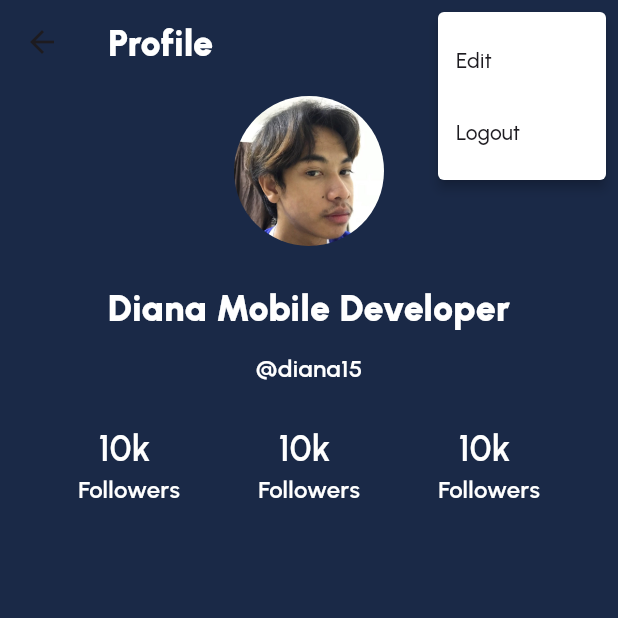
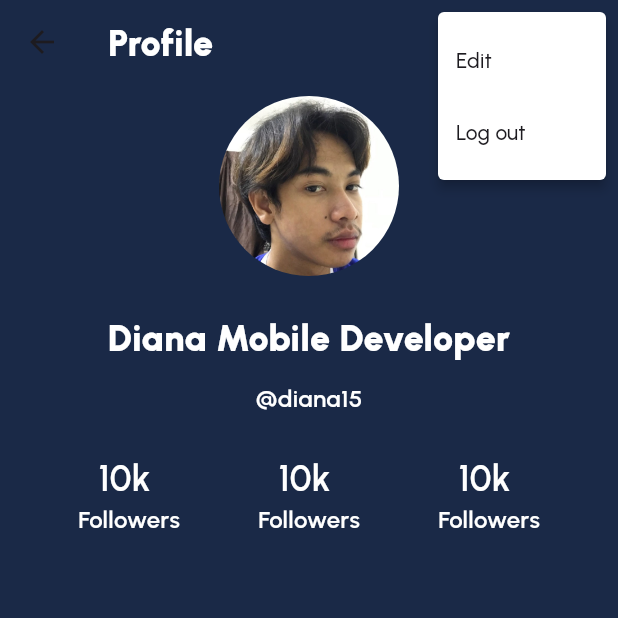
Before and after one commit to Dianagit168/Learn_Flutter, a Flutter app: the UserPage screen opened directly, after a tap on the "more vert" icon, on a phone screen of 412 x 824 dp, the top half of it. Run offline on Flutter 3.47's test engine with Material 3 defaults, Android fonts, the phone set to English and light mode, and no system bars.

Commit message:
Fifth hour learning

```diff
--- a/lib/Component/post_item.dart
+++ b/lib/Component/post_item.dart
@@ -1,4 +1,5 @@
 import 'package:flutter/material.dart';
+import 'package:flutter_learning/config/app_icon.dart';
 import 'package:flutter_learning/style/app_text.dart';
 
 class PostItem extends StatelessWidget {
@@ -15,7 +16,7 @@ class PostItem extends StatelessWidget {
             children: [
               ClipOval(
                 child: Image.asset(
-                  'assets/images/profile.png',
+                  AppIcons.imLongHair,
                   height: 45,
                   width: 45,
                   fit: BoxFit.cover,
@@ -34,10 +35,9 @@ class PostItem extends StatelessWidget {
             height: 12,
           ),
           Image.asset(
-            'assets/images/prongery.jpeg',
+            AppIcons.imProngery,
             width: double.infinity,
             fit: BoxFit.cover,
-
           ),
           const SizedBox(
             height: 12,
--- a/lib/Component/tool_bar.dart
+++ b/lib/Component/tool_bar.dart
@@ -11,13 +11,9 @@ class ToolBar extends StatelessWidget implements PreferredSizeWidget {
   Widget build(BuildContext context) {
     return AppBar(
       backgroundColor: AppColors.background,
-      title: Text(
-        title!,
-        style: AppText.header1
-      ),
+      title: Text(title!, style: AppText.header1),
       centerTitle: false,
       actions: action,
-
     );
   }
 
--- /dev/null
+++ b/lib/Component/user_avata.dart
@@ -0,0 +1,19 @@
+import 'package:flutter/material.dart';
+import 'package:flutter_learning/config/app_icon.dart';
+
+class UserAvata extends StatelessWidget {
+  final double size;
+  const UserAvata({super.key, this.size = 40});
+
+  @override
+  Widget build(BuildContext context) {
+    return ClipOval(
+      child: Image.asset(
+        AppIcons.imLongHair,
+        height: size,
+        width: size,
+        fit: BoxFit.cover,
+      ),
+    );
+  }
+}
--- /dev/null
+++ b/lib/config/app_icon.dart
@@ -0,0 +1,9 @@
+class AppIcons {
+  static const _png = 'assets/images/png/';
+  static const _jpg = 'assets/images/jpg/';
+
+  static const imFacebook = '${_png}fb.png';
+  static const imGoogle = '${_png}gg.png';
+  static const imLongHair = '${_jpg}longhair.jpg';
+  static const imProngery = '${_jpg}prongery.jpg';
+}
--- /dev/null
+++ b/lib/config/app_rout.dart
@@ -0,0 +1,23 @@
+import 'package:flutter_learning/pages/edit_profile_page.dart';
+import 'package:flutter_learning/pages/home_page.dart';
+import 'package:flutter_learning/pages/login_page.dart';
+import 'package:flutter_learning/pages/main_page.dart';
+
+class AppRoutes {
+  static final pages = {
+    '/': (context) => const LoginPage(),
+    '/home': (context) => const HomePage(),
+    '/main': (context) => const MainPage(),
+    '/edit_profile': (context) => const EditProfilePage(),
+    // nearby: (context) => NearbyPage(),
+    // user: (context) => UserPage(),
+    //'/test': (context) => const TestPage(),
+  };
+
+  static const login = '/';
+  static const home = '/home';
+  static const main = '/main';
+  static const editProfile = '/edit_profile';
+  // static const nearby = '/nearby';
+  // static const user = '/user';
+}
--- /dev/null
+++ b/lib/config/app_string.dart
@@ -0,0 +1,37 @@
+class AppStrings {
+  static const appName = '5minuteflutter';
+  static const helloWelcome = 'Hello, welcome back!';
+  static const loginToContinue = 'Login to continue';
+  static const username = 'Username';
+  static const password = 'Password';
+  static const forgotPassword = 'Forgot password?';
+  static const orSignInWith = 'Or sign in with';
+  static const loginWithGoogle = 'Login with Google';
+  static const loginWithFacebook = 'Login with Facebook';
+  static const dontHaveAccount = "Dont't have account? ";
+  static const login = 'Login';
+  static const signup = 'Sign up';
+  static const home = 'Home';
+  static const favorites = 'Favorites';
+  static const add = 'Add';
+  static const messages = 'Messages';
+  static const user = 'User';
+  static const followers = 'Followers';
+  static const posts = 'Posts';
+  static const following = 'Following';
+  static const profile = 'Profile';
+  static const edit = 'Edit';
+  static const logout = 'Log out';
+  static const editProfile = 'Edit Profile';
+  static const firstName = 'First name';
+  static const lastName = 'Last name';
+  static const phoneNumber = 'Phone number';
+  static const location = 'Location';
+  static const birthday = 'Birthday';
+  static const male = 'Male';
+  static const female = 'Female';
+  static const other = 'Other';
+
+  static const gender = 'Gender';
+  static const nearby = 'Nearby';
+}
--- a/lib/pages/home_page.dart
+++ b/lib/pages/home_page.dart
@@ -1,7 +1,9 @@
 import 'package:flutter/material.dart';
 import 'package:flutter_learning/Component/post_item.dart';
 import 'package:flutter_learning/Component/tool_bar.dart';
+import 'package:flutter_learning/config/app_string.dart';
 import 'package:flutter_learning/style/app_colors.dart';
+import 'package:flutter_learning/style/app_text.dart';
 
 class HomePage extends StatelessWidget {
   const HomePage({super.key});
@@ -10,7 +12,7 @@ class HomePage extends StatelessWidget {
   Widget build(BuildContext context) {
     return Scaffold(
       appBar: const ToolBar(
-        title: 'flutter5minutes',
+        title: AppStrings.appName,
         action: [
           Icon(
             Icons.location_on_outlined,
--- a/lib/pages/user_page.dart
+++ b/lib/pages/user_page.dart
@@ -1,5 +1,10 @@
 import 'package:flutter/material.dart';
 import 'package:flutter_learning/Component/tool_bar.dart';
+import 'package:flutter_learning/Component/user_avata.dart';
+import 'package:flutter_learning/config/app_icon.dart';
+import 'package:flutter_learning/config/app_rout.dart';
+import 'package:flutter_learning/config/app_string.dart';
+import 'package:flutter_learning/pages/edit_profile_page.dart';
 import 'package:flutter_learning/style/app_colors.dart';
 import 'package:flutter_learning/style/app_text.dart';
 
@@ -12,19 +17,19 @@ class UserPage extends StatelessWidget {
   Widget build(BuildContext context) {
     return Scaffold(
       appBar: ToolBar(
-        title: 'Profile',
+        title: AppStrings.profile,
         action: [
-          PopupMenuButton(
+          PopupMenuButton<ProfileMenu>(
             onSelected: (value) {
               switch (value) {
                 case ProfileMenu.edit:
-                  debugPrint('Edit $value');
+                  //debugPrint('Edit $value');
+                  Navigator.of(context).pushNamed(AppRoutes.editProfile);
                   break;
-              }
-              switch (value) {
                 case ProfileMenu.logout:
-                  debugPrint('Logout $value ');
+                  //  debugPrint('Logout $value ');
                   break;
+                default:
               }
             },
             icon: const Icon(Icons.more_vert_rounded),
@@ -32,46 +37,38 @@ class UserPage extends StatelessWidget {
             iconColor: AppColors.white,
             itemBuilder: (context) {
               return [
-                const PopupMenuItem(child: Text('Edit')),
-                const PopupMenuItem(child: Text('Logout'))
+                const PopupMenuItem(
+                  value: ProfileMenu.edit,
+                  child: Text(AppStrings.edit),
+                ),
+                const PopupMenuItem(
+                  value: ProfileMenu.logout,
+                  child: Text(AppStrings.logout),
+                )
               ];
             },
           ),
-          // IconButton(
-          //   onPressed: () {},
-          //   icon: const Icon(
-          //     Icons.more_vert_outlined,
-          //     color: AppColors.white,
-          //   ),
-          // )
         ],
       ),
-      body: Column(
+      body: const Column(
         children: [
-          ClipOval(
-            child: Image.asset(
-              'assets/images/longhair.jpg',
-              height: 100,
-              width: 100,
-              fit: BoxFit.cover,
-            ),
-          ),
-          const SizedBox(
+          UserAvata(size: 120),
+          SizedBox(
             height: 24,
           ),
-          const Text(
+          Text(
             'Diana Mobile Developer',
             style: AppText.header1,
           ),
-          const SizedBox(height: 12),
-          const Text(
+          SizedBox(height: 12),
+          Text(
             '@diana15',
             style: AppText.subtitle1,
           ),
-          const SizedBox(
+          SizedBox(
             height: 24,
           ),
-          const Row(
+          Row(
             mainAxisAlignment: MainAxisAlignment.spaceEvenly,
             children: [
               Column(
--- a/pubspec.yaml
+++ b/pubspec.yaml
@@ -58,7 +58,8 @@ flutter:
 
   # To add assets to your application, add an assets section, like this:
   assets:
-    - assets/images/
+    - assets/images/png/
+    - assets/images/jpg/
 
   # An image asset can refer to one or more resolution-specific "variants", see
   # https://flutter.dev/to/resolution-aware-images
```
Also changed, not shown: lib/Component/app_text_field.dart (added, +30 -0 lines), lib/main.dart (+16 -18 lines), lib/pages/edit_profile_page.dart (added, +158 -0 lines), lib/pages/login_page.dart (+5 -3 lines), assets/images/jpg/longhair.jpg (renamed from assets/images/longhair.jpg), assets/images/jpg/prongery.jpg (renamed from assets/images/prongery.jpeg), assets/images/png/fb.png (renamed from assets/images/fb.png), assets/images/png/gg.png (renamed from assets/images/gg.png).
